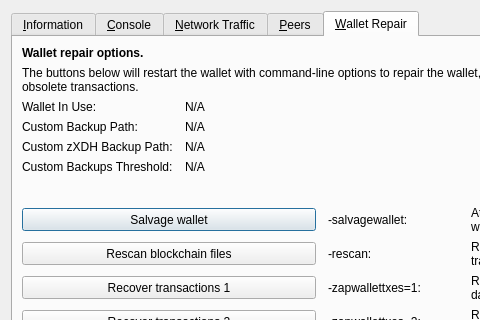
Above: src/qt/forms/rpcconsole.ui from kahsh/kahsh before the change; both pictures show x 0 to 480 and y 0 to 320 of the 769 by 485 pixel window. Below: the same form after it.
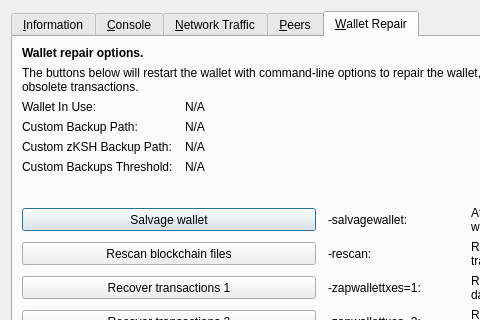
That is the form after the change. The open tabs and pages were chosen to show the change. Icons and pictures are not drawn. Custom widgets are drawn as their Qt base class.

What changed in the file:
```diff
--- a/src/qt/forms/rpcconsole.ui
+++ b/src/qt/forms/rpcconsole.ui
@@ -1328,7 +1328,7 @@
        <item row="4" column="0">
         <widget class="QLabel" name="wallet_customzxdhbackuppath_label">
          <property name="text">
-          <string>Custom zXDH Backup Path:</string>
+          <string>Custom zKSH Backup Path:</string>
          </property>
          <property name="visible">
           <bool>false</bool>
```
